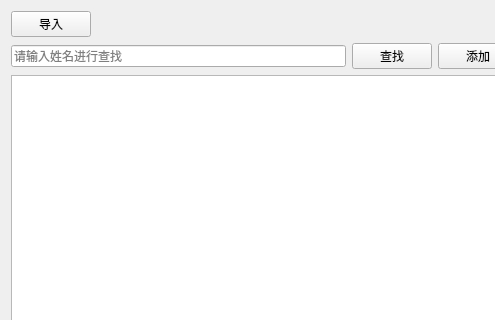
This is doctorview.ui in ygzuxts/dazuoye as Qt 5 draws it before an edit; both pictures show x 0 to 495 and y 0 to 320 of the 701 by 516 pixel window. The edited form follows.
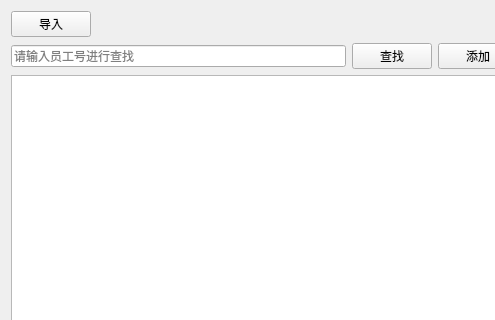
This is the edited form. Icons and pictures are not drawn.

```diff
--- a/doctorview.ui
+++ b/doctorview.ui
@@ -50,7 +50,7 @@
      <item>
       <widget class="QLineEdit" name="txtSearch">
        <property name="placeholderText">
-        <string>请输入姓名进行查找</string>
+        <string>请输入员工号进行查找</string>
        </property>
       </widget>
      </item>
```
